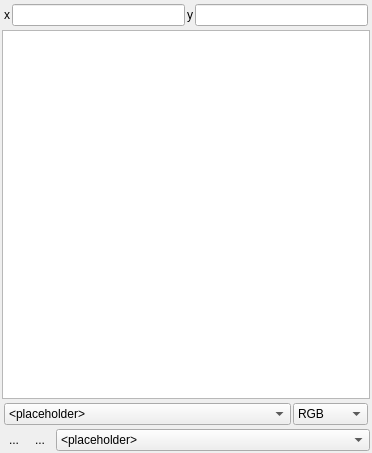
Above: qps/ui/cursorlocationinfodock.ui from EnMAP-Box/qgispluginsupport before the change. Below: the same form after it.
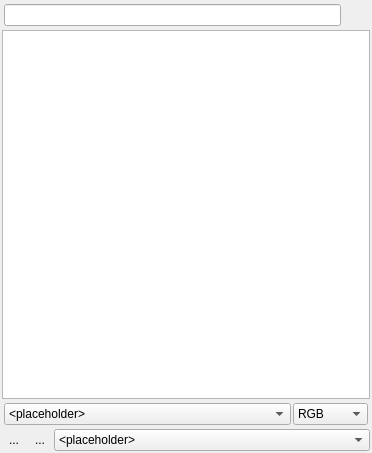
That is the form after the change. Icons and pictures are not drawn. Custom widgets are drawn as their Qt base class.

Commit message: cursorlocationinfodock: - moved CRS-selection button to location textbox, - optimized tooltips - fixes https://github.com/EnMAP-Box/enmap-box/issues/1584

The edit to the form file:
```diff
--- a/qps/ui/cursorlocationinfodock.ui
+++ b/qps/ui/cursorlocationinfodock.ui
@@ -52,30 +52,28 @@
        <number>2</number>
       </property>
       <item>
-       <widget class="QLabel" name="label">
-        <property name="text">
-         <string>x</string>
-        </property>
-       </widget>
-      </item>
-      <item>
-       <widget class="QLineEdit" name="tbX">
+       <widget class="QLineEdit" name="tbLocation">
         <property name="readOnly">
          <bool>true</bool>
         </property>
-       </widget>
-      </item>
-      <item>
-       <widget class="QLabel" name="label_2">
-        <property name="text">
-         <string>y</string>
+        <property name="placeholderText">
+         <string/>
         </property>
        </widget>
       </item>
       <item>
-       <widget class="QLineEdit" name="tbY">
-        <property name="readOnly">
-         <bool>true</bool>
+       <widget class="QgsProjectionSelectionWidget" name="btnCrs" native="true">
+        <property name="minimumSize">
+         <size>
+          <width>25</width>
+          <height>0</height>
+         </size>
+        </property>
+        <property name="maximumSize">
+         <size>
+          <width>22</width>
+          <height>16777215</height>
+         </size>
         </property>
        </widget>
       </item>
@@ -194,16 +192,6 @@
         </property>
        </widget>
       </item>
-      <item>
-       <widget class="QgsProjectionSelectionWidget" name="btnCrs">
-        <property name="maximumSize">
-         <size>
-          <width>22</width>
-          <height>16777215</height>
-         </size>
-        </property>
-       </widget>
-      </item>
       <item>
        <widget class="QComboBox" name="cbLayerModes">
         <property name="sizePolicy">
```
Left out of the diff: 2 changed lines with no effect on the pictures. The commit also changes 1 other file.
